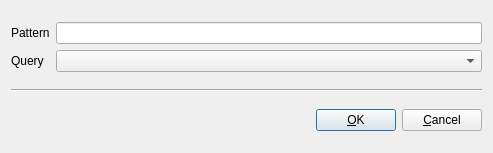
Old version of the form trunk/app/querydialog.ui in the repository cpackham/kscope.
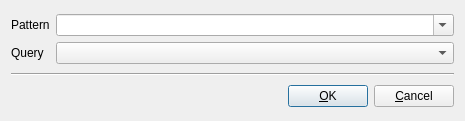
New version of the form.

Commit message: Provide pattern history in the query dialogue.

Patch:
```diff
--- a/trunk/app/querydialog.ui
+++ b/trunk/app/querydialog.ui
@@ -5,8 +5,8 @@
    <rect>
     <x>0</x>
     <y>0</y>
-    <width>493</width>
-    <height>153</height>
+    <width>465</width>
+    <height>121</height>
    </rect>
   </property>
   <property name="windowTitle" >
@@ -22,9 +22,6 @@
        </property>
       </widget>
      </item>
-     <item row="0" column="1" >
-      <widget class="QLineEdit" name="patternEdit_" />
-     </item>
      <item row="1" column="0" >
       <widget class="QLabel" name="label" >
        <property name="text" >
@@ -33,7 +30,27 @@
       </widget>
      </item>
      <item row="1" column="1" >
-      <widget class="QComboBox" name="typeCombo_" />
+      <widget class="QComboBox" name="typeCombo_" >
+       <property name="sizePolicy" >
+        <sizepolicy vsizetype="Fixed" hsizetype="Expanding" >
+         <horstretch>0</horstretch>
+         <verstretch>0</verstretch>
+        </sizepolicy>
+       </property>
+      </widget>
+     </item>
+     <item row="0" column="1" >
+      <widget class="QComboBox" name="patternCombo_" >
+       <property name="sizePolicy" >
+        <sizepolicy vsizetype="Fixed" hsizetype="Expanding" >
+         <horstretch>0</horstretch>
+         <verstretch>0</verstretch>
+        </sizepolicy>
+       </property>
+       <property name="editable" >
+        <bool>true</bool>
+       </property>
+      </widget>
      </item>
     </layout>
    </item>
```
Left out of the diff: 4 changed lines with no effect on the pictures. The commit also changes 4 other files.
